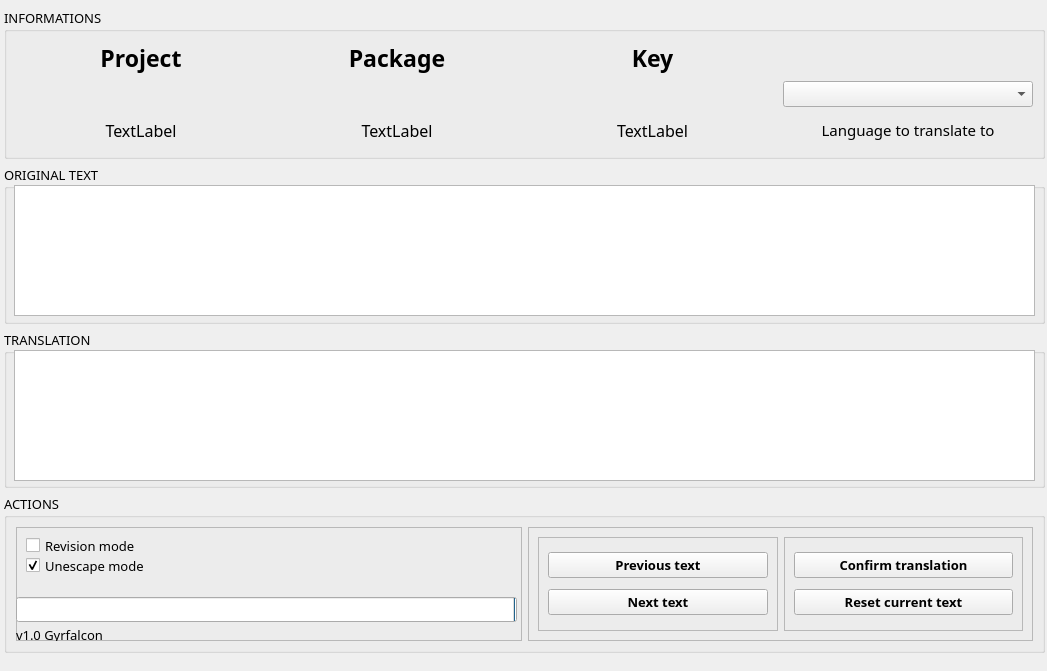
Before: the Qt Designer form Qt/app.ui in Gyrfalc0n/noAim-Translation, drawn with Qt 5.
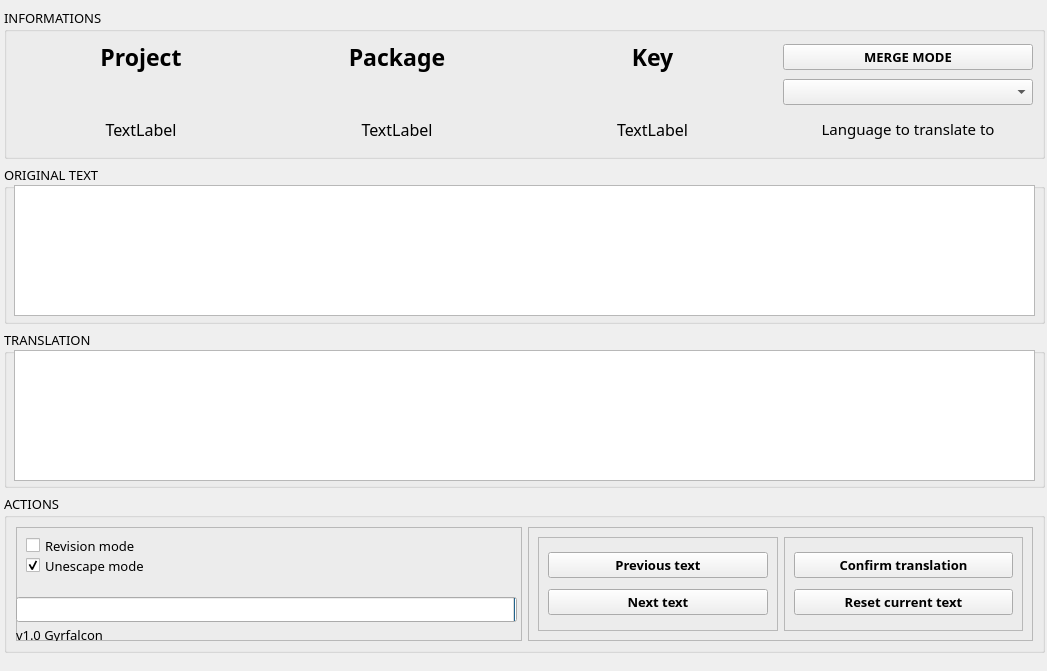
After: the same form once the commit is applied.

The edit to the form file:
```diff
--- a/Qt/app.ui
+++ b/Qt/app.ui
@@ -438,6 +438,19 @@
        </property>
       </widget>
      </item>
+     <item row="2" column="3">
+      <widget class="QPushButton" name="merge_mode_button">
+       <property name="font">
+        <font>
+         <weight>75</weight>
+         <bold>true</bold>
+        </font>
+       </property>
+       <property name="text">
+        <string>MERGE MODE</string>
+       </property>
+      </widget>
+     </item>
     </layout>
    </widget>
   </widget>
```
